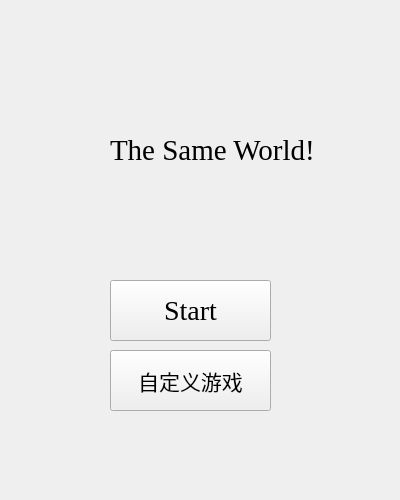
The window that src/gui/start.ui (walkerning/Homework-lxr-SameWorld) describes before a commit, drawn with Qt 5.
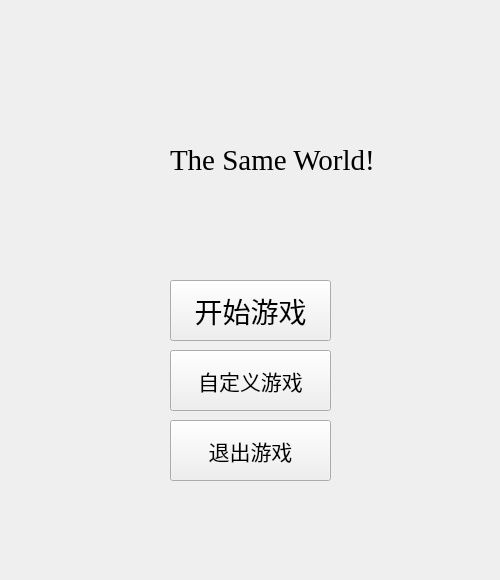
The same window after the commit.

What changed in the file:
```diff
--- a/src/gui/start.ui
+++ b/src/gui/start.ui
@@ -6,8 +6,8 @@
    <rect>
     <x>0</x>
     <y>0</y>
-    <width>400</width>
-    <height>500</height>
+    <width>500</width>
+    <height>580</height>
    </rect>
   </property>
   <property name="windowTitle">
@@ -16,8 +16,8 @@
   <widget class="QLabel" name="label">
    <property name="geometry">
     <rect>
-     <x>110</x>
-     <y>110</y>
+     <x>170</x>
+     <y>120</y>
      <width>221</width>
      <height>81</height>
     </rect>
@@ -37,7 +37,7 @@
   <widget class="QPushButton" name="pushButton">
    <property name="geometry">
     <rect>
-     <x>110</x>
+     <x>170</x>
      <y>280</y>
      <width>161</width>
      <height>61</height>
@@ -53,13 +53,13 @@
     <string notr="true"/>
    </property>
    <property name="text">
-    <string>Start</string>
+    <string>开始游戏</string>
    </property>
   </widget>
   <widget class="QPushButton" name="pushButton_2">
    <property name="geometry">
     <rect>
-     <x>110</x>
+     <x>170</x>
      <y>350</y>
      <width>161</width>
      <height>61</height>
@@ -74,6 +74,24 @@
     <string>自定义游戏</string>
    </property>
   </widget>
+  <widget class="QPushButton" name="exitButton">
+   <property name="geometry">
+    <rect>
+     <x>170</x>
+     <y>420</y>
+     <width>161</width>
+     <height>61</height>
+    </rect>
+   </property>
+   <property name="font">
+    <font>
+     <pointsize>16</pointsize>
+    </font>
+   </property>
+   <property name="text">
+    <string>退出游戏</string>
+   </property>
+  </widget>
  </widget>
  <resources/>
  <connections/>
```
Left out of the diff: 4 changed lines with no effect on the pictures.
